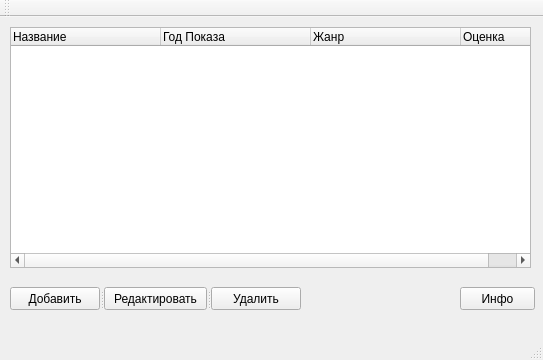
Qt form filmlister/mainwindow.ui (RomanChernooki/Laba2) before a commit.
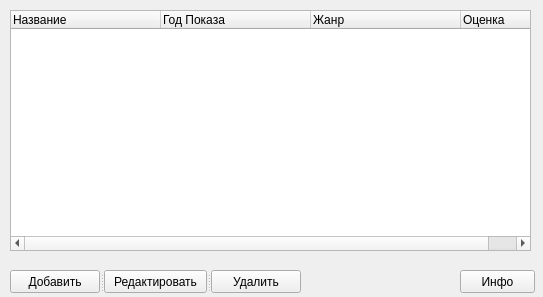
The same form after that commit.

```diff
--- a/filmlister/mainwindow.ui
+++ b/filmlister/mainwindow.ui
@@ -7,7 +7,7 @@
     <x>0</x>
     <y>0</y>
     <width>543</width>
-    <height>360</height>
+    <height>297</height>
    </rect>
   </property>
   <property name="windowTitle">
@@ -89,25 +89,6 @@
     </widget>
    </widget>
   </widget>
-  <widget class="QMenuBar" name="menuBar">
-   <property name="geometry">
-    <rect>
-     <x>0</x>
-     <y>0</y>
-     <width>543</width>
-     <height>21</height>
-    </rect>
-   </property>
-  </widget>
-  <widget class="QToolBar" name="mainToolBar">
-   <attribute name="toolBarArea">
-    <enum>TopToolBarArea</enum>
-   </attribute>
-   <attribute name="toolBarBreak">
-    <bool>false</bool>
-   </attribute>
-  </widget>
-  <widget class="QStatusBar" name="statusBar"/>
  </widget>
  <layoutdefault spacing="6" margin="11"/>
  <resources/>
```
